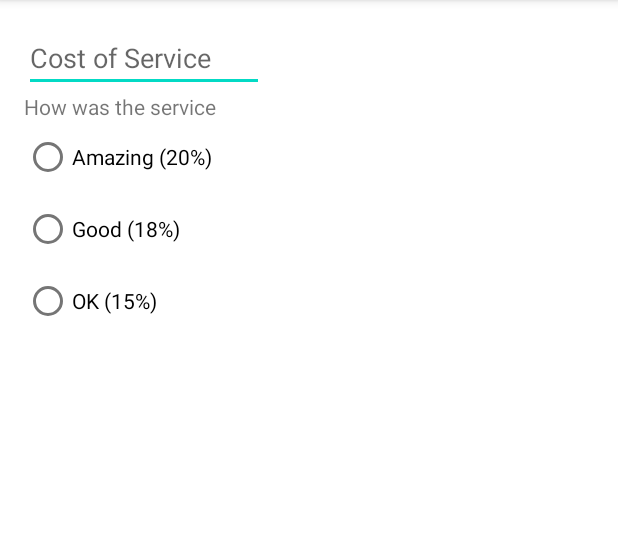
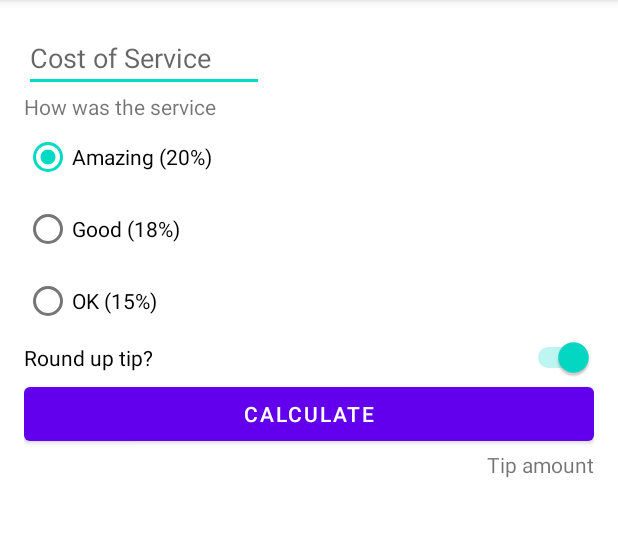
Before and after one commit to web-dot/Android-TipCalculator-App, an Android app: the screen it shows after launch (MainActivity), on a phone screen of 412 x 824 dp, the part 84-621 px from its top. Run offline under Robolectric (Android 15) with nearby library versions, the phone set to English and light mode, and no system bars.

Commit message:
implemented UI layout using XML

```diff
--- a/app/src/main/res/layout/activity_main.xml
+++ b/app/src/main/res/layout/activity_main.xml
@@ -11,45 +11,73 @@
         android:id="@+id/cost_of_service"
         android:layout_width="160dp"
         android:layout_height="wrap_content"
+        android:hint="@string/cost_of_service"
         android:inputType="numberDecimal"
-        android:hint="Cost of Service"
         app:layout_constraintStart_toStartOf="parent"
-        app:layout_constraintTop_toTopOf="parent"/>
+        app:layout_constraintTop_toTopOf="parent" />
 
     <TextView
         android:id="@+id/service_question"
         android:layout_width="wrap_content"
         android:layout_height="wrap_content"
-        android:text="How was the service"
+        android:text="@string/how_was_the_service"
         app:layout_constraintStart_toStartOf="parent"
-        app:layout_constraintTop_toBottomOf="@id/cost_of_service"/>
+        app:layout_constraintTop_toBottomOf="@id/cost_of_service" />
 
     <RadioGroup
         android:id="@+id/tip_options"
         android:layout_width="wrap_content"
         android:layout_height="wrap_content"
-        app:layout_constraintTop_toBottomOf="@id/service_question"
+        android:checkedButton="@id/option_twenty_percent"
+        android:orientation="vertical"
         app:layout_constraintStart_toStartOf="parent"
-        android:orientation="vertical">
+        app:layout_constraintTop_toBottomOf="@id/service_question">
 
         <RadioButton
             android:id="@+id/option_twenty_percent"
             android:layout_width="wrap_content"
             android:layout_height="wrap_content"
-            android:text="Amazing (20%)"/>
+            android:text="@string/amazing_service" />
 
         <RadioButton
             android:id="@+id/option_eighteen_percent"
             android:layout_width="wrap_content"
             android:layout_height="wrap_content"
-            android:text="Good (18%)"/>
+            android:text="@string/good_service" />
 
         <RadioButton
             android:id="@+id/option_fifteen_percent"
             android:layout_width="wrap_content"
             android:layout_height="wrap_content"
-            android:text="OK (15%)"/>
+            android:text="@string/ok_service" />
 
     </RadioGroup>
 
+    <Switch
+        android:id="@+id/round_up_switch"
+        android:layout_width="0dp"
+        android:layout_height="wrap_content"
+        android:checked="true"
+        android:text="@string/round_up_tip"
+        app:layout_constraintEnd_toEndOf="parent"
+        app:layout_constraintStart_toStartOf="parent"
+        app:layout_constraintTop_toBottomOf="@id/tip_options" />
+
+    <Button
+        android:id="@+id/calculate_button"
+        android:layout_width="0dp"
+        android:layout_height="wrap_content"
+        android:text="@string/calculate"
+        app:layout_constraintEnd_toEndOf="parent"
+        app:layout_constraintStart_toStartOf="parent"
+        app:layout_constraintTop_toBottomOf="@id/round_up_switch" />
+
+    <TextView
+        android:id="@+id/tip_result"
+        android:layout_width="wrap_content"
+        android:layout_height="wrap_content"
+        android:text="@string/tip_amount"
+        app:layout_constraintEnd_toEndOf="parent"
+        app:layout_constraintTop_toBottomOf="@id/calculate_button" />
+
 </androidx.constraintlayout.widget.ConstraintLayout>
--- a/app/src/main/res/values/strings.xml
+++ b/app/src/main/res/values/strings.xml
@@ -1,3 +1,11 @@
 <resources>
     <string name="app_name">Tip Time</string>
+    <string name="cost_of_service">Cost of Service</string>
+    <string name="how_was_the_service">How was the service</string>
+    <string name="amazing_service">Amazing (20%)</string>
+    <string name="good_service">Good (18%)</string>
+    <string name="ok_service">OK (15%)</string>
+    <string name="round_up_tip">Round up tip?</string>
+    <string name="calculate">Calculate</string>
+    <string name="tip_amount">Tip amount</string>
 </resources>
```
